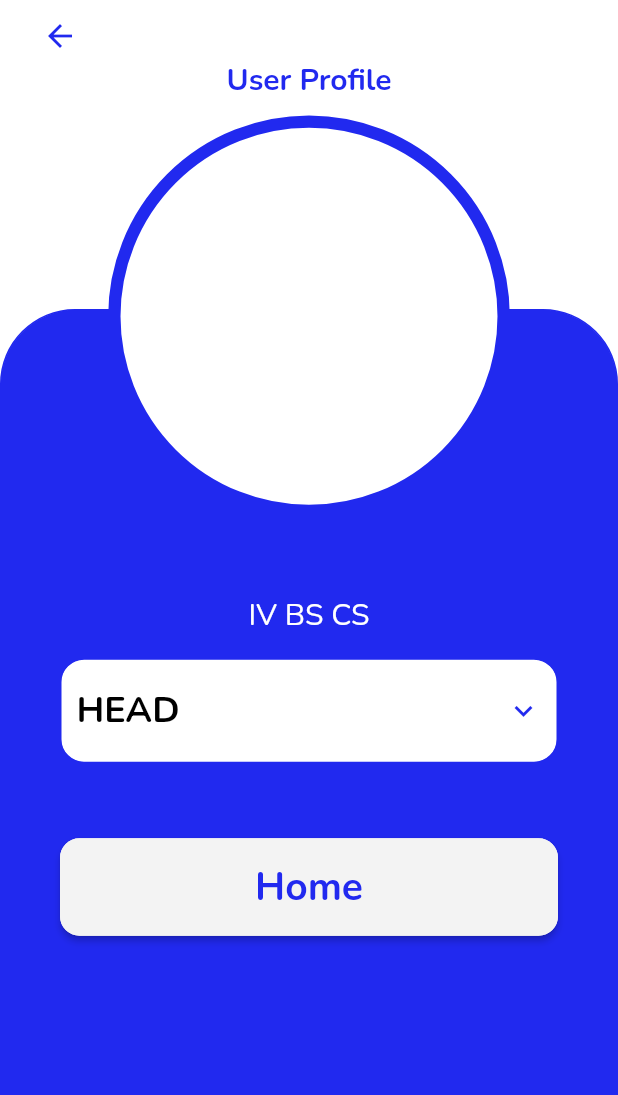
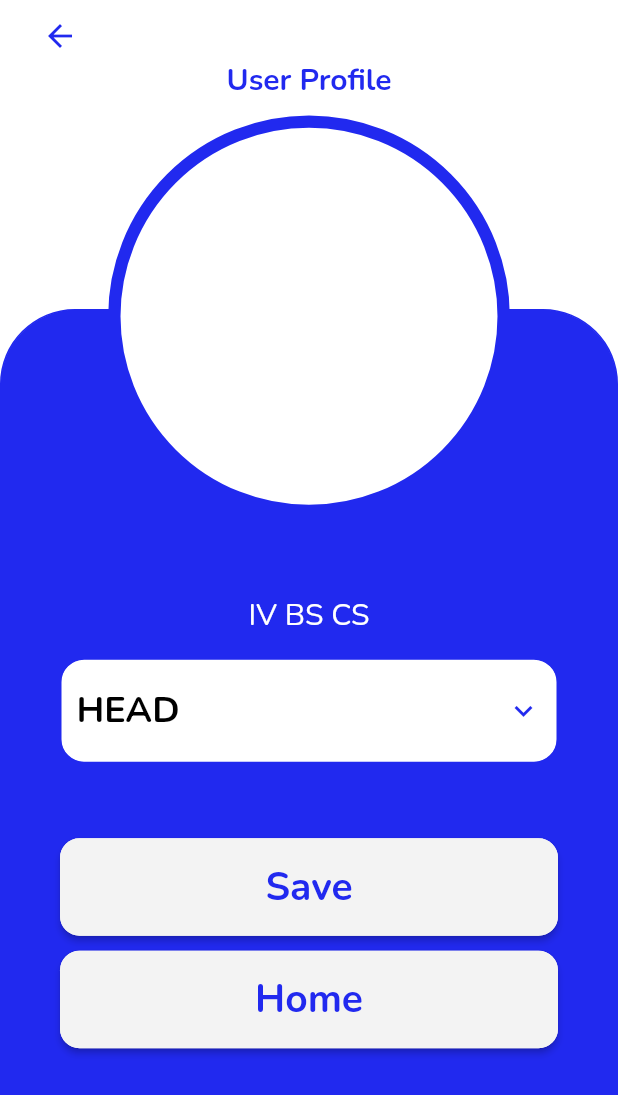
Before and after one commit to lhancewong/CSCI42-One-Big-Car, a Flutter app: the UserProfile screen opened by its route, on a phone screen of 412 x 824 dp. Shown: the top 1095 px of the screen. Run offline on Flutter 3.47's test engine with Material 2 defaults, Android fonts, the phone set to English and light mode, and no system bars; our stand-ins replace date_field, firebase_auth, firebase_core, firebase_database; missing offline and left inert: firebase_ui_auth; accounts and stored records are empty.

Commit message:
Added realtime database integration for user profile

```diff
--- a/lib/pages/user_profile.dart
+++ b/lib/pages/user_profile.dart
@@ -1,6 +1,7 @@
 import 'package:firebase_auth/firebase_auth.dart'
     hide EmailAuthProvider, PhoneAuthProvider;
 import 'package:flutter/material.dart';
+import 'package:firebase_database/firebase_database.dart';
 
 const List<String> list = <String>['HEAD', 'PASSENGER'];
 
@@ -14,14 +15,17 @@ class UserProfile extends StatefulWidget {
 class _UserProfileState extends State<UserProfile> {
   String dropdownValue = list.first;
   final FirebaseAuth auth = FirebaseAuth.instance;
+  final database = FirebaseDatabase.instance.ref();
 
   String getData() {
-    final User user = auth.currentUser!;
-    return user.displayName!;
+    final User authUser = auth.currentUser!;
+    return authUser.displayName!;
   }
 
   @override
   Widget build(BuildContext context) {
+    final user = database.child("/user");
+
     double screenWidth = MediaQuery.of(context).size.width;
     double screenHeight = MediaQuery.of(context).size.height;
 
@@ -106,8 +110,7 @@ class _UserProfileState extends State<UserProfile> {
                 Container(
                   padding: const EdgeInsets.all(10),
                   decoration: BoxDecoration(
-                      border: Border.all(
-                          color: obcBlue),
+                      border: Border.all(color: obcBlue),
                       borderRadius: const BorderRadius.all(Radius.circular(16)),
                       color: Colors.white),
                   child: DropdownButton<String>(
@@ -152,15 +155,47 @@ class _UserProfileState extends State<UserProfile> {
                             borderRadius: BorderRadius.circular(13),
                             side: BorderSide(color: obcGrey))),
                   ),
-                  child: Text(
-                    "Home",
+                  child: Text("Save",
                       style: TextStyle(
                         fontWeight: FontWeight.bold,
                         fontSize: 26,
                         fontFamily: 'Nunito',
                         color: obcBlue,
                       )),
-                  onPressed: () {
+                  onPressed: () async {
+                    final user = <String, dynamic>{
+                      'username': getData(),
+                      'role': dropdownValue,
+                    };
+                    database
+                        .child('users')
+                        .push()
+                        .set(user)
+                        .then((_) => print('User created!'))
+                        .catchError((error) => print('Error: $error'));
+                  },
+                ),
+                const SizedBox(height: 10),
+                ElevatedButton(
+                  style: ButtonStyle(
+                    padding: const MaterialStatePropertyAll(
+                        EdgeInsets.fromLTRB(90, 15, 90, 15)),
+                    backgroundColor: MaterialStatePropertyAll<Color>(obcGrey),
+                    foregroundColor:
+                        const MaterialStatePropertyAll<Color>(Colors.black),
+                    shape: MaterialStateProperty.all<RoundedRectangleBorder>(
+                        RoundedRectangleBorder(
+                            borderRadius: BorderRadius.circular(13),
+                            side: BorderSide(color: obcGrey))),
+                  ),
+                  child: Text("Home",
+                      style: TextStyle(
+                        fontWeight: FontWeight.bold,
+                        fontSize: 26,
+                        fontFamily: 'Nunito',
+                        color: obcBlue,
+                      )),
+                  onPressed: () async {
                     Navigator.of(context).pushNamed('/Homepage');
                   },
                 ),
--- a/pubspec.yaml
+++ b/pubspec.yaml
@@ -43,6 +43,7 @@ dependencies:
   provider: ^6.0.3
   firebase_ui_auth: ^1.0.0-dev.0
   intl: ^0.17.0
+  firebase_database: ^9.1.7
 
 dev_dependencies:
   flutter_test:
```
Also changed, not shown: lib/main.dart (+6 -17 lines), pubspec.lock.
